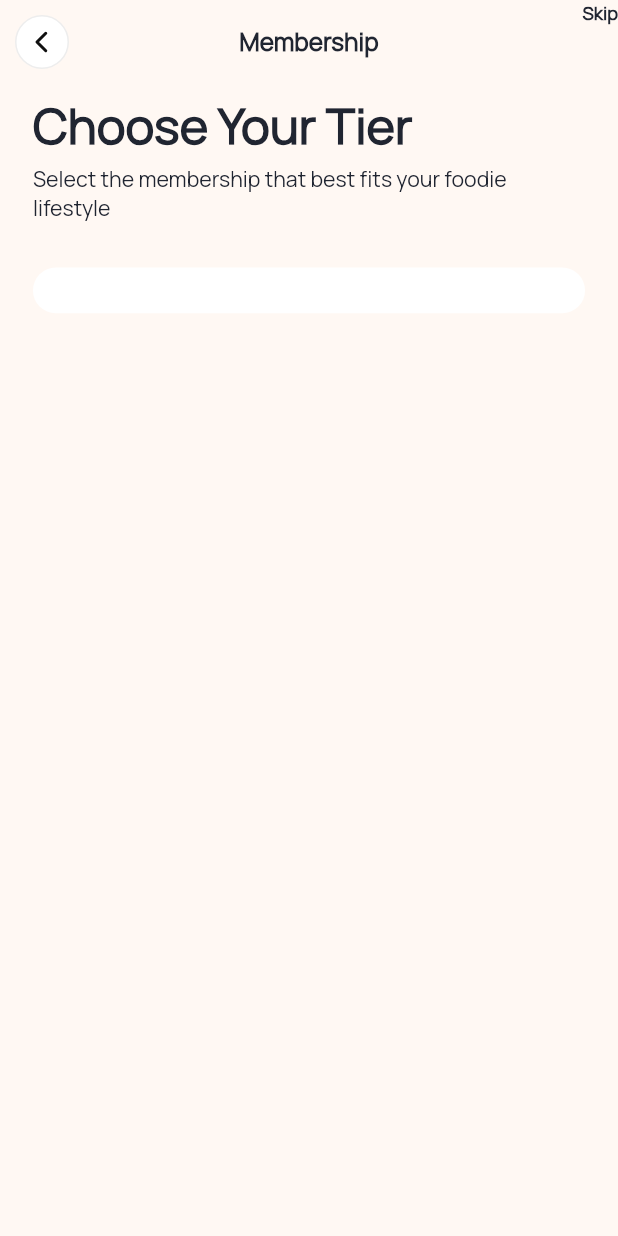
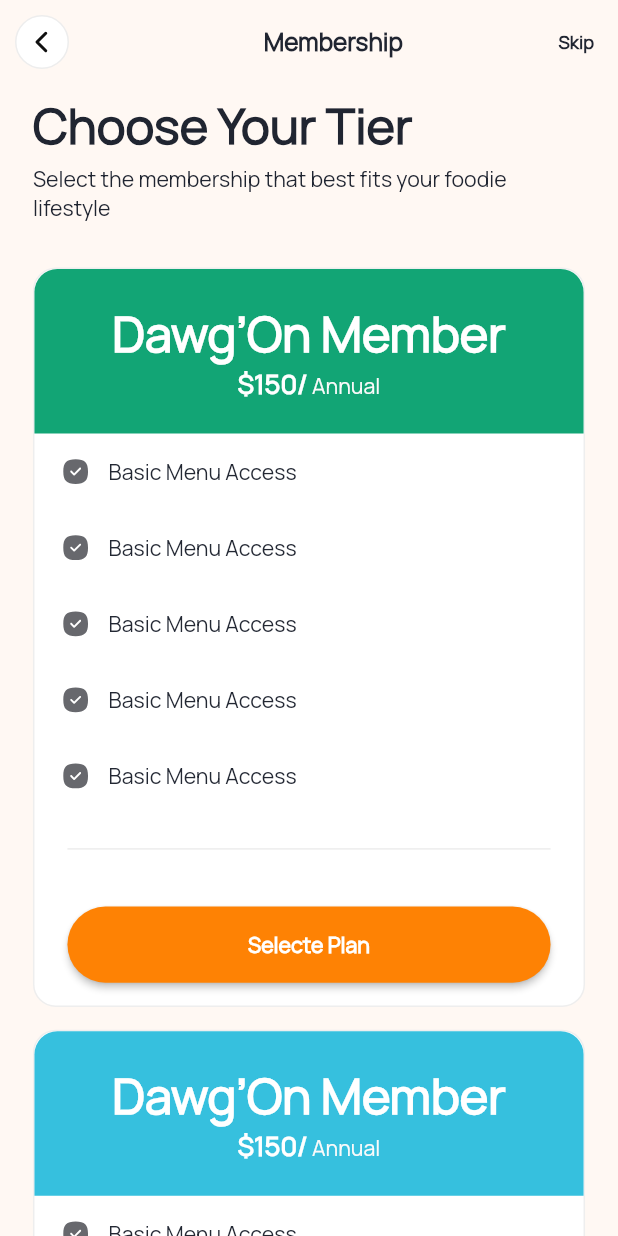
Before and after one commit to Webgenius0/dawgonvegans_app, a Flutter app: the MembershipScreen screen opened directly, on a phone screen of 412 x 824 dp. Run offline on Flutter 3.47's test engine with Material 3 defaults, Android fonts, the phone set to English and light mode, and no system bars; drawn by our look-alikes of auto_animated; our stand-ins replace cached_network_image, dio, flutter_screenutil, flutter_svg, get, get_it and 5 more; missing offline and left inert: dotlottie_loader; accounts and stored records are empty.

Commit message:
membership screen has done

```diff
--- a/lib/common_widgets/custom_appbar.dart
+++ b/lib/common_widgets/custom_appbar.dart
@@ -8,7 +8,7 @@ import '../gen/assets.gen.dart';
 import '../gen/colors.gen.dart';
 
 class CustomAppBar extends StatelessWidget implements PreferredSizeWidget {
-  final String? title;
+  final String? text;
   final bool automaticallyImplyLeading;
   final List<Widget>? actions;
   final Color? backgroundColor;
@@ -16,14 +16,16 @@ class CustomAppBar extends StatelessWidget implements PreferredSizeWidget {
   final bool centerTitle;
   final double height;
   final Widget? leading;
+  final Widget? title;
 
   const CustomAppBar({
     super.key,
-    this.title,
+    this.text,
     this.centerTitle = true,
     this.automaticallyImplyLeading = false,
     this.actions,
     this.backgroundColor,
+    this.title,
 
     this.style,
     this.leading,
@@ -44,8 +46,8 @@ class CustomAppBar extends StatelessWidget implements PreferredSizeWidget {
               fit: BoxFit.none,
             ),
       ),
-      title: Text(
-        title ?? '',
+      title: title ?? Text(
+        text ?? '',
         style: style ?? TextFontStyle.textStyle16c202531ManropeW600,
       ),
       centerTitle: centerTitle,
--- a/lib/common_widgets/custom_button.dart
+++ b/lib/common_widgets/custom_button.dart
@@ -34,7 +34,8 @@ class CustomButton extends StatelessWidget {
         side: side ?? BorderSide(color: AppColors.c000000, width: 1.w),
         borderRadius: BorderRadius.circular(borderRadius ?? 100.r),
       ),
-      padding: padding ?? EdgeInsets.symmetric(horizontal: 10.w, vertical: 5.h),
+      padding:
+          padding ?? EdgeInsets.symmetric(horizontal: 15.w, vertical: 15.h),
       onPressed: onPressed,
       color: color ?? AppColors.cFE8204,
       minWidth: width ?? 1.sw,
--- a/lib/constants/text_font_style.dart
+++ b/lib/constants/text_font_style.dart
@@ -124,7 +124,6 @@ class TextFontStyle {
     color: AppColors.cFE8C00,
     fontWeight: FontWeight.w600,
   );
-
 
   static final textStyle14cFFFFFFManropeW600 = TextStyle(
     fontFamily: 'manrope',
@@ -290,6 +289,24 @@ class TextFontStyle {
     fontFamily: 'manrope',
     fontSize: 14.sp,
     color: AppColors.c00020A,
+    fontWeight: FontWeight.w400,
+  );
+  static final textStyle32cFFFFFFManropeW600 = TextStyle(
+    fontFamily: 'manrope',
+    fontSize: 32.sp,
+    color: AppColors.cFFFFFF,
+    fontWeight: FontWeight.w600,
+  );
+  static final textStyle18cFFFFFFManropeW600 = TextStyle(
+    fontFamily: 'manrope',
+    fontSize: 18.sp,
+    color: AppColors.cFFFFFF,
+    fontWeight: FontWeight.w600,
+  );
+  static final textStyle14cFAFAFAManropeW400 = TextStyle(
+    fontFamily: 'manrope',
+    fontSize: 14.sp,
+    color: AppColors.cFAFAFA,
     fontWeight: FontWeight.w400,
   );
 
--- a/lib/features/auth/forget_password/forget_screen.dart
+++ b/lib/features/auth/forget_password/forget_screen.dart
@@ -25,7 +25,7 @@ class _ForgetPasswordScreenState extends State<ForgetPasswordScreen> {
   @override
   Widget build(BuildContext context) {
     return Scaffold(
-      appBar: CustomAppBar(title: 'Forgot Password'),
+      appBar: CustomAppBar(text: 'Forgot Password'),
       body: SingleChildScrollView(
         padding: EdgeInsets.symmetric(horizontal: 20.w, vertical: 30.h),
         child: Form(
--- a/lib/features/auth/reset_password/reset_password_screen.dart
+++ b/lib/features/auth/reset_password/reset_password_screen.dart
@@ -31,7 +31,7 @@ class _ResetPasswordScreenState extends State<ResetPasswordScreen> {
   @override
   Widget build(BuildContext context) {
     return Scaffold(
-      appBar: CustomAppBar(title: 'Reset Password'),
+      appBar: CustomAppBar(text: 'Reset Password'),
       body: SingleChildScrollView(
         padding: EdgeInsets.symmetric(horizontal: 20.w, vertical: 30.h),
         child: Form(
--- a/lib/features/membership/presentation/membership_screen.dart
+++ b/lib/features/membership/presentation/membership_screen.dart
@@ -4,6 +4,7 @@ import 'package:flutter/material.dart';
 import 'package:flutter_screenutil/flutter_screenutil.dart';
 
 import '../../../common_widgets/custom_body_text_widget.dart';
+import '../../../gen/colors.gen.dart';
 import '../widgets/membership_widget.dart';
 
 class MembershipScreen extends StatefulWidget {
@@ -18,24 +19,51 @@ class _MembershipScreenState extends State<MembershipScreen> {
   Widget build(BuildContext context) {
     return Scaffold(
       appBar: CustomAppBar(
-        actions: [
-          Text('Skip', style: TextFontStyle.textStyle12c202531ManropeW600),
-        ],
-        title: 'Membership',
+        title: Row(
+          children: [
+            Expanded(
+              flex: 3,
+              child: Text(
+                textAlign: TextAlign.center,
+                'Membership',
+                style: TextFontStyle.textStyle16c202531ManropeW600,
+              ),
+            ),
+            InkWell(
+              onTap: () {},
+              child: Text(
+                'Skip',
+                style: TextFontStyle.textStyle12c202531ManropeW600,
+              ),
+            ),
+          ],
+        ),
       ),
       body: SingleChildScrollView(
         padding: EdgeInsets.symmetric(horizontal: 20.w),
+        physics: BouncingScrollPhysics(),
         child: Column(
           crossAxisAlignment: CrossAxisAlignment.start,
           children: [
+            CustomBodyTextWidget(
+              titleText: 'Choose Your Tier',
+              subTitleText:
+                  'Select the membership that best fits your foodie lifestyle',
+            ),
 
-            CustomBodyTextWidget(titleText: 'Choose Your Tier', subTitleText: 'Select the membership that best fits your foodie lifestyle',)
-
-          ,
-         ListView.builder(
-          itemCount: 1,
-          shrinkWrap: true,
-          itemBuilder: (_, index) => MembershipWidget()),
+            // Membership  Card
+            ListView.separated(
+              separatorBuilder: (_, index) => SizedBox(height: 15.h),
+              itemCount: 2,
+              shrinkWrap: true,
+              physics: NeverScrollableScrollPhysics(),
+              itemBuilder:
+                  (_, index) => MembershipWidget(
+                    amount: '150',
+                    memberShipType: 'Dawg’On Member',
+                    color: index == 0 ? AppColors.c12A575 : AppColors.c36C0DE,
+                  ),
+            ),
           ],
         ),
       ),
--- /dev/null
+++ b/lib/features/membership/widgets/membership_tile_widget.dart
@@ -0,0 +1,32 @@
+import 'package:dawgonvegans/constants/text_font_style.dart';
+import 'package:dawgonvegans/gen/assets.gen.dart';
+import 'package:flutter/material.dart';
+import 'package:flutter_screenutil/flutter_screenutil.dart';
+import 'package:flutter_svg/flutter_svg.dart';
+
+import '../../../gen/colors.gen.dart';
+
+class MembershipTileWidget extends StatelessWidget {
+  final String titleName;
+  const MembershipTileWidget({super.key, required this.titleName});
+
+  @override
+  Widget build(BuildContext context) {
+    return Padding(
+      padding: EdgeInsets.symmetric(horizontal: 15.w, vertical: 15.h),
+      child: Row(
+        spacing: 10.w,
+        mainAxisAlignment: MainAxisAlignment.start,
+        children: [
+          SvgPicture.asset(Assets.icons.check, width: 20.w, height: 20.h),
+          Text(
+            titleName,
+            style: TextFontStyle.textStyle14c202531ManropeW500.copyWith(
+              color: AppColors.c202531.withValues(alpha: 0.99),
+            ),
+          ),
+        ],
+      ),
+    );
+  }
+}
--- a/lib/features/membership/widgets/membership_widget.dart
+++ b/lib/features/membership/widgets/membership_widget.dart
@@ -1,23 +1,106 @@
+import 'package:dawgonvegans/common_widgets/custom_button.dart';
+import 'package:dawgonvegans/features/membership/widgets/membership_tile_widget.dart';
 import 'package:dawgonvegans/gen/colors.gen.dart';
+import 'package:dawgonvegans/helpers/ui_helpers.dart';
 import 'package:flutter/material.dart';
 import 'package:flutter_screenutil/flutter_screenutil.dart';
 
+import '../../../constants/text_font_style.dart';
+
 class MembershipWidget extends StatelessWidget {
-  const MembershipWidget({super.key});
+  final String memberShipType;
+  final String amount;
+  final Color color;
+  const MembershipWidget({
+    super.key,
+    required this.amount,
+    required this.memberShipType,
+    required this.color,
+  });
 
   @override
   Widget build(BuildContext context) {
     return Container(
-      padding:  EdgeInsets.symmetric(horizontal: 20.w, vertical: 15.h),
-      decoration: BoxDecoration(
+      width: 1.sw,
+
+      decoration: ShapeDecoration(
         color: AppColors.cFFFFFF,
-        borderRadius: BorderRadius.all(Radius.circular(15.r))
+        shape: RoundedRectangleBorder(
+          side: BorderSide(width: 1, color: const Color(0xFFEEEEEE)),
+          borderRadius: BorderRadius.all(Radius.circular(15.r)),
+        ),
       ),
+      child: Column(
+        crossAxisAlignment: CrossAxisAlignment.start,
+        children: [
+          //Text Widget
+          Container(
+            width: 1.sw,
+            padding: EdgeInsets.symmetric(horizontal: 20.w, vertical: 20.h),
+            decoration: BoxDecoration(
+              color: color,
+              borderRadius: BorderRadius.only(
+                topLeft: Radius.circular(15.r),
+                topRight: Radius.circular(15.r),
+              ),
+            ),
+            child: Column(
+              mainAxisSize: MainAxisSize.min,
+              children: [
+                Text(
+                  memberShipType,
+                  style: TextFontStyle.textStyle32cFFFFFFManropeW600,
+                ),
+                Text.rich(
+                  TextSpan(
+                    children: [
+                      TextSpan(
+                        text: '\$$amount',
+                        style: TextFontStyle.textStyle18cFFFFFFManropeW600,
+                      ),
+                      TextSpan(
+                        text: '/',
+                        style: TextFontStyle.textStyle18cFFFFFFManropeW600,
+                      ),
+                      TextSpan(
+                        text: ' Annual',
+                        style: TextFontStyle.textStyle14cFAFAFAManropeW400,
+                      ),
+                    ],
+                  ),
+                ),
+              ],
+            ),
+          ),
 
+          ListView.builder(
+            shrinkWrap: true,
+            itemCount: 5,
+            padding: EdgeInsets.zero,
+            physics: NeverScrollableScrollPhysics(),
+            itemBuilder:
+                (_, index) =>
+                    MembershipTileWidget(titleName: 'Basic Menu Access'),
+          ),
 
+          Padding(
+            padding: EdgeInsets.symmetric(horizontal: 20.w, vertical: 15.h),
+            child: Divider(color: AppColors.cEEEEEE, thickness: 1.w),
+          ),
 
+          UIHelper.verticalSpace(15.h),
 
-
+          Padding(
+            padding: EdgeInsets.symmetric(horizontal: 20.w),
+            child: CustomButton(
+              buttonName: 'Selecte Plan',
+              onPressed: () {},
+              side: BorderSide.none,
+            ),
+          ),
+          UIHelper.verticalSpace(15.h),
+        ],
+      ),
     );
   }
 }
--- a/lib/gen/assets.gen.dart
+++ b/lib/gen/assets.gen.dart
@@ -21,6 +21,9 @@ class $AssetsIconsGen {
   /// File path: assets/icons/back.svg
   String get back => 'assets/icons/back.svg';
 
+  /// File path: assets/icons/check.svg
+  String get check => 'assets/icons/check.svg';
+
   /// File path: assets/icons/eye_off.svg
   String get eyeOff => 'assets/icons/eye_off.svg';
 
@@ -41,6 +44,7 @@ class $AssetsIconsGen {
     appleIcon,
     arrowDown,
     back,
+    check,
     eyeOff,
     eyeOn,
     googleIcon,
--- a/lib/gen/colors.gen.dart
+++ b/lib/gen/colors.gen.dart
@@ -58,6 +58,9 @@ class AppColors {
   /// Color: #FF101820
   static const Color c101820 = Color(0xFF101820);
 
+  /// Color: #FF12A575
+  static const Color c12A575 = Color(0xFF12A575);
+
   /// Color: #FF130160
   static const Color c130160 = Color(0xFF130160);
 
@@ -111,6 +114,9 @@ class AppColors {
 
   /// Color: #FF363333
   static const Color c363333 = Color(0xFF363333);
+
+  /// Color: #FF36C0DE
+  static const Color c36C0DE = Color(0xFF36C0DE);
 
   /// Color: #FF38686A
   static const Color c38686A = Color(0xFF38686A);
@@ -337,6 +343,9 @@ class AppColors {
   /// Color: #FFEDEDED
   static const Color cEDEDED = Color(0xFFEDEDED);
 
+  /// Color: #FFEEEEEE
+  static const Color cEEEEEE = Color(0xFFEEEEEE);
+
   /// Color: #FFF0F0F0
   static const Color cF0F0F0 = Color(0xFFF0F0F0);
 
@@ -381,6 +390,9 @@ class AppColors {
 
   /// Color: #FFFAB157
   static const Color cFAB157 = Color(0xFFFAB157);
+
+  /// Color: #FFFAFAFA
+  static const Color cFAFAFA = Color(0xFFFAFAFA);
 
   /// Color: #FFFAFAFD
   static const Color cFAFAFD = Color(0xFFFAFAFD);
--- a/lib/main.dart
+++ b/lib/main.dart
@@ -6,13 +6,13 @@ import 'package:get_storage/get_storage.dart';
 import 'package:provider/provider.dart';
 
 import 'constants/custome_theme.dart';
+import 'features/membership/presentation/membership_screen.dart';
 import 'gen/colors.gen.dart';
 import 'helpers/all_routes.dart';
 import 'helpers/di.dart';
 import 'helpers/helper_methods.dart';
 import 'helpers/navigation_service.dart';
 import 'helpers/register_provider.dart';
-import 'loading_screen.dart';
 import 'networks/dio/dio.dart';
 
 void main() async {
@@ -90,7 +90,7 @@ class UtillScreenMobile extends StatelessWidget {
 
             onGenerateRoute: RouteGenerator.generateRoute,
 
-            home: Loading(),
+            home: MembershipScreen(),
           ),
         );
       },
```
Also changed, not shown: assets/icons/check.svg (added), 1 other file.
